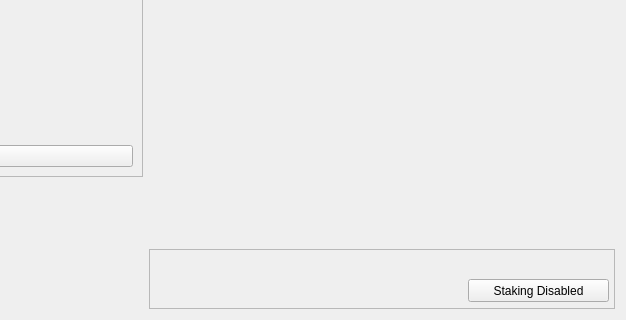
Above: src/qt/forms/overviewpage.ui from robcrypto2/PACGlobalCopy2 before the change; both pictures show x 334 to 960 and y 265 to 585 of the 960 by 585 pixel window. Below: the same form after it.
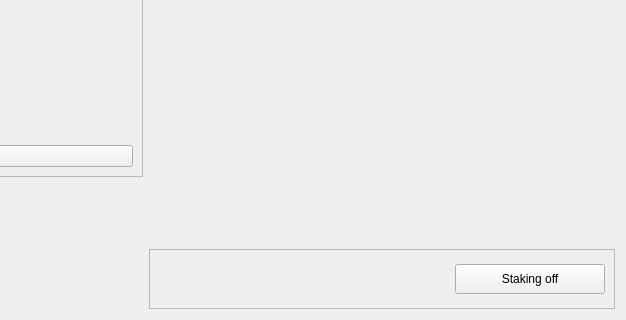
That is the form after the change.

What changed in the file:
```diff
--- a/src/qt/forms/overviewpage.ui
+++ b/src/qt/forms/overviewpage.ui
@@ -690,6 +690,12 @@
        </item>
        <item>
         <widget class="QFrame" name="frame_3">
+         <property name="sizePolicy">
+          <sizepolicy hsizetype="Expanding" vsizetype="Preferred">
+           <horstretch>0</horstretch>
+           <verstretch>0</verstretch>
+          </sizepolicy>
+         </property>
          <property name="minimumSize">
           <size>
            <width>0</width>
@@ -702,19 +708,40 @@
          <property name="frameShadow">
           <enum>QFrame::Raised</enum>
          </property>
-         <widget class="QPushButton" name="pushButton">
-          <property name="geometry">
-           <rect>
-            <x>319</x>
-            <y>30</y>
-            <width>141</width>
-            <height>23</height>
-           </rect>
-          </property>
-          <property name="text">
-           <string>Staking Disabled</string>
-          </property>
-         </widget>
+         <layout class="QHBoxLayout" name="horizontalLayout_3">
+          <item>
+           <spacer name="horizontalSpacer_5">
+            <property name="orientation">
+             <enum>Qt::Horizontal</enum>
+            </property>
+            <property name="sizeHint" stdset="0">
+             <size>
+              <width>40</width>
+              <height>20</height>
+             </size>
+            </property>
+           </spacer>
+          </item>
+          <item>
+           <widget class="QPushButton" name="pushButton">
+            <property name="sizePolicy">
+             <sizepolicy hsizetype="Expanding" vsizetype="Fixed">
+              <horstretch>0</horstretch>
+              <verstretch>0</verstretch>
+             </sizepolicy>
+            </property>
+            <property name="maximumSize">
+             <size>
+              <width>150</width>
+              <height>30</height>
+             </size>
+            </property>
+            <property name="text">
+             <string>Staking off</string>
+            </property>
+           </widget>
+          </item>
+         </layout>
         </widget>
        </item>
       </layout>
```
Left out of the diff: 2 changed lines with no effect on the pictures.
